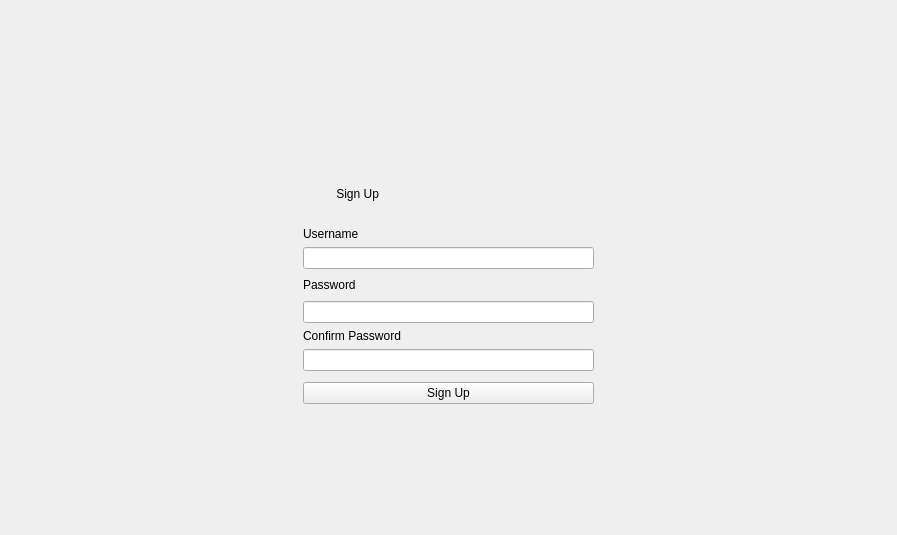
EotDc35F/project, file signup.ui: the form before one commit.
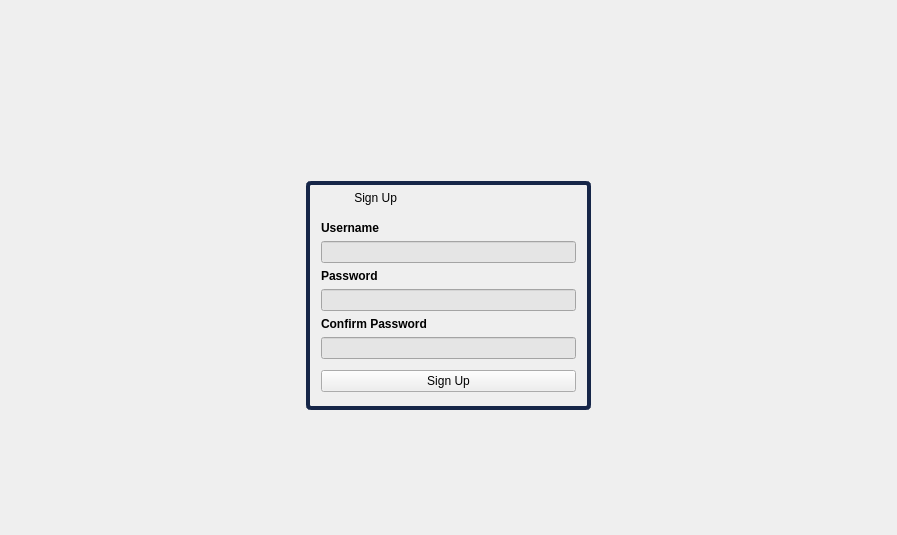
The form after the commit. Icons and pictures are not drawn.

What changed in the file:
```diff
--- a/signup.ui
+++ b/signup.ui
@@ -21,6 +21,19 @@
 #back:hover
 {
 background-color:rgb(197, 206, 201);
+}
+#signup
+{
+background:url(:/image/2.jpg);
+}
+#signup_2:hover
+{
+background-color:rgb(166, 224, 255);
+}
+#main
+{
+border:4px solid rgb(22, 38, 72);
+border-radius:5px;
 }</string>
   </property>
   <layout class="QVBoxLayout" name="verticalLayout">
@@ -101,24 +114,63 @@
     </spacer>
    </item>
    <item>
-    <layout class="QHBoxLayout" name="horizontalLayout_2">
+    <layout class="QHBoxLayout" name="horizontalLayout_3">
+     <property name="leftMargin">
+      <number>10</number>
+     </property>
      <property name="topMargin">
       <number>0</number>
      </property>
+     <property name="rightMargin">
+      <number>10</number>
+     </property>
      <item>
+      <spacer name="horizontalSpacer_4">
+       <property name="orientation">
+        <enum>Qt::Horizontal</enum>
+       </property>
+       <property name="sizeHint" stdset="0">
+        <size>
+         <width>40</width>
+         <height>20</height>
+        </size>
+       </property>
+      </spacer>
+     </item>
+     <item>
+      <widget class="QWidget" name="main" native="true">
       <layout class="QGridLayout" name="gridLayout">
+        <property name="leftMargin">
+         <number>15</number>
+        </property>
        <property name="topMargin">
-        <number>0</number>
-       </property>
-       <item row="5" column="1">
+         <number>10</number>
+        </property>
+        <property name="rightMargin">
+         <number>15</number>
+        </property>
+        <property name="bottomMargin">
+         <number>18</number>
+        </property>
+        <item row="5" column="0">
         <widget class="QLineEdit" name="lpass">
+          <property name="styleSheet">
+           <string notr="true">background-color:rgb(229, 229, 229)</string>
+          </property>
          <property name="echoMode">
           <enum>QLineEdit::Password</enum>
          </property>
         </widget>
        </item>
-       <item row="4" column="1">
+        <item row="4" column="0">
         <widget class="QLabel" name="label_3">
+          <property name="font">
+           <font>
+            <pointsize>9</pointsize>
+            <weight>75</weight>
+            <bold>true</bold>
+           </font>
+          </property>
          <property name="text">
           <string>Password</string>
          </property>
@@ -127,43 +179,41 @@
          </property>
         </widget>
        </item>
-       <item row="7" column="1">
+        <item row="7" column="0">
         <widget class="QLineEdit" name="lcpass">
+          <property name="styleSheet">
+           <string notr="true">background-color:rgb(229, 229, 229)</string>
+          </property>
          <property name="echoMode">
           <enum>QLineEdit::Password</enum>
          </property>
         </widget>
        </item>
-       <item row="4" column="0">
-        <spacer name="horizontalSpacer_2">
-         <property name="orientation">
-          <enum>Qt::Horizontal</enum>
-         </property>
-         <property name="sizeHint" stdset="0">
-          <size>
-           <width>40</width>
-           <height>20</height>
-          </size>
-         </property>
-        </spacer>
-       </item>
-       <item row="1" column="1">
-        <spacer name="verticalSpacer_3">
-         <property name="orientation">
-          <enum>Qt::Vertical</enum>
-         </property>
-         <property name="sizeType">
-          <enum>QSizePolicy::Maximum</enum>
-         </property>
-         <property name="sizeHint" stdset="0">
-          <size>
-           <width>20</width>
-           <height>20</height>
-          </size>
-         </property>
-        </spacer>
-       </item>
-       <item row="9" column="1">
+        <item row="2" column="0">
+         <widget class="QLabel" name="label_2">
+          <property name="font">
+           <font>
+            <pointsize>9</pointsize>
+            <weight>75</weight>
+            <bold>true</bold>
+           </font>
+          </property>
+          <property name="text">
+           <string>Username</string>
+          </property>
+          <property name="margin">
+           <number>2</number>
+          </property>
+         </widget>
+        </item>
+        <item row="3" column="0">
+         <widget class="QLineEdit" name="lname">
+          <property name="styleSheet">
+           <string notr="true">background-color:rgb(229, 229, 229)</string>
+          </property>
+         </widget>
+        </item>
+        <item row="9" column="0">
         <widget class="QPushButton" name="signup_2">
          <property name="styleSheet">
           <string notr="true">font: 75 10pt &quot;MS Shell Dlg 2&quot;;</string>
@@ -176,8 +226,31 @@
          </property>
         </widget>
        </item>
-       <item row="6" column="1">
+        <item row="1" column="0">
+         <spacer name="verticalSpacer_3">
+          <property name="orientation">
+           <enum>Qt::Vertical</enum>
+          </property>
+          <property name="sizeType">
+           <enum>QSizePolicy::Fixed</enum>
+          </property>
+          <property name="sizeHint" stdset="0">
+           <size>
+            <width>20</width>
+            <height>10</height>
+           </size>
+          </property>
+         </spacer>
+        </item>
+        <item row="6" column="0">
         <widget class="QLabel" name="label_4">
+          <property name="font">
+           <font>
+            <pointsize>9</pointsize>
+            <weight>75</weight>
+            <bold>true</bold>
+           </font>
+          </property>
          <property name="text">
           <string>Confirm Password</string>
          </property>
@@ -186,17 +259,23 @@
          </property>
         </widget>
        </item>
-       <item row="2" column="1">
-        <widget class="QLabel" name="label_2">
-         <property name="text">
-          <string>Username</string>
-         </property>
-         <property name="margin">
-          <number>2</number>
-         </property>
-        </widget>
-       </item>
-       <item row="0" column="1">
+        <item row="8" column="0">
+         <spacer name="verticalSpacer_4">
+          <property name="orientation">
+           <enum>Qt::Vertical</enum>
+          </property>
+          <property name="sizeType">
+           <enum>QSizePolicy::Fixed</enum>
+          </property>
+          <property name="sizeHint" stdset="0">
+           <size>
+            <width>20</width>
+            <height>5</height>
+           </size>
+          </property>
+         </spacer>
+        </item>
+        <item row="0" column="0">
         <widget class="QLabel" name="label">
          <property name="styleSheet">
           <string notr="true">font: 75 18pt &quot;MS Shell Dlg 2&quot;;
@@ -207,8 +286,11 @@
          </property>
         </widget>
        </item>
-       <item row="5" column="2">
-        <spacer name="horizontalSpacer_3">
+       </layout>
+      </widget>
+     </item>
+     <item>
+      <spacer name="horizontalSpacer_2">
          <property name="orientation">
           <enum>Qt::Horizontal</enum>
          </property>
@@ -219,27 +301,6 @@
           </size>
          </property>
         </spacer>
-       </item>
-       <item row="3" column="1">
-        <widget class="QLineEdit" name="lname"/>
-       </item>
-       <item row="8" column="1">
-        <spacer name="verticalSpacer_4">
-         <property name="orientation">
-          <enum>Qt::Vertical</enum>
-         </property>
-         <property name="sizeType">
-          <enum>QSizePolicy::Fixed</enum>
-         </property>
-         <property name="sizeHint" stdset="0">
-          <size>
-           <width>20</width>
-           <height>5</height>
-          </size>
-         </property>
-        </spacer>
-       </item>
-      </layout>
      </item>
     </layout>
    </item>
```
Lines whose indentation alone changed are shown as unchanged.
